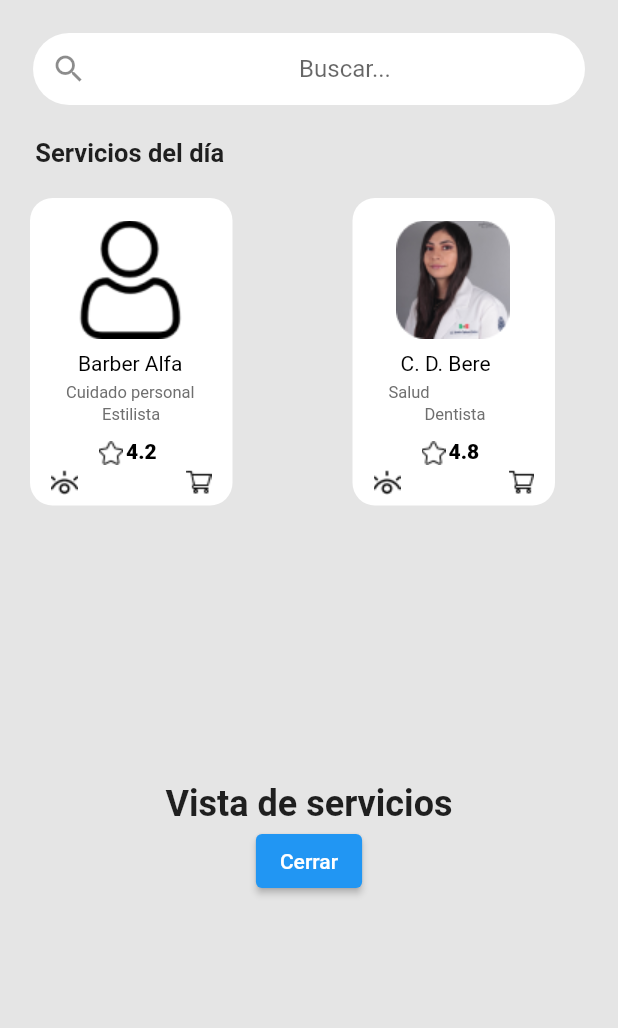
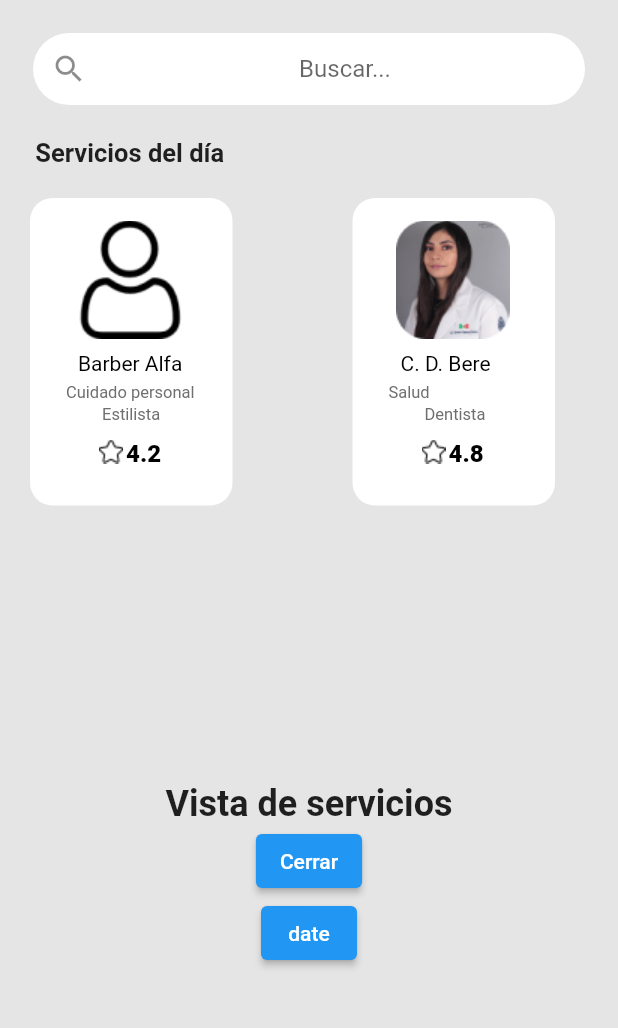
Before and after one commit to Francisco-Escobar99/proyecto_servicios, a Flutter app: the ViewMainCustomer screen opened directly, on a phone screen of 412 x 824 dp, the part 84-1112 px from its top. Run offline on Flutter 3.47's test engine with Material 2 defaults, Android fonts, the phone set to English and light mode, and no system bars; our stand-ins replace hexcolor, image_picker; Roboto replaces fonts that are missing (Heebo, istok_web).

Commit message:
fix version 1.2

```diff
--- a/lib/features/authentication/pages/profile/Customer/date.dart
+++ b/lib/features/authentication/pages/profile/Customer/date.dart
@@ -17,7 +17,6 @@ class _DateHourState extends State<DateHour> {
   DateFormat _dateFormat = DateFormat('yyyy-MM-dd');
 
   TimeOfDay _selectedTime = TimeOfDay.now();
-
 
   Future<void> _selectDate(BuildContext context) async {
     final DateTime? picked = await showDatePicker(
@@ -47,7 +46,6 @@ class _DateHourState extends State<DateHour> {
       });
     }
   }
-
 
   @override
   void dispose() {
@@ -116,7 +114,8 @@ class _DateHourState extends State<DateHour> {
               ),
             ),
             Padding(
-  padding: const EdgeInsets.only(top: 20.0, right: 30.0, left: 30.0),
+              padding:
+                  const EdgeInsets.only(top: 20.0, right: 30.0, left: 30.0),
               child: SizedBox(
                 height: 40,
                 child: ElevatedButton(
@@ -138,7 +137,6 @@ class _DateHourState extends State<DateHour> {
                 ),
               ),
             ),
-
           ],
         ),
       ),
--- a/lib/features/authentication/pages/profile/Customer/view_main_customer.dart
+++ b/lib/features/authentication/pages/profile/Customer/view_main_customer.dart
@@ -1,6 +1,8 @@
 import 'package:flutter/material.dart';
 import 'app_barCustomer.dart';
 import '../../login/login_welcome.dart';
+import '../Customer/date.dart';
+
 class ViewMainCustomer extends StatelessWidget {
   const ViewMainCustomer({Key? key}) : super(key: key);
 
@@ -95,6 +97,15 @@ class ViewMainCustomer extends StatelessWidget {
             },
             child: const Text('Cerrar'),
           ),
+          ElevatedButton(
+            onPressed: () {
+              Navigator.push(
+                context,
+                MaterialPageRoute(builder: (context) => const DateHour()),
+              );
+            },
+            child: const Text('date'),
+          ),
         ],
       ),
     );
@@ -154,6 +165,7 @@ class ViewMainCustomer extends StatelessWidget {
                     top: 0,
                     child: Text(
                       title,
+                      textAlign: TextAlign.center,
                       style: const TextStyle(
                         color: Colors.black,
                         fontSize: 14,
@@ -163,10 +175,10 @@ class ViewMainCustomer extends StatelessWidget {
                     ),
                   ),
                   Positioned(
-                    left: 0,
                     top: 21,
                     child: Text(
                       category,
+                      textAlign: TextAlign.center,
                       style: const TextStyle(
                         color: Color(0xFF6F6F6F),
                         fontSize: 11,
@@ -211,7 +223,7 @@ class ViewMainCustomer extends StatelessWidget {
                         rating,
                         style: const TextStyle(
                           color: Colors.black,
-                          fontSize: 14,
+                          fontSize: 16,
                           fontFamily: 'Heebo',
                           fontWeight: FontWeight.w800,
                         ),
@@ -219,31 +231,7 @@ class ViewMainCustomer extends StatelessWidget {
                     ),
                   ),
                   Positioned(
-                    left: 0,
-                    top: 1,
                     child: Image.asset('assets/Star.png'),
-                  ),
-                ],
-              ),
-            ),
-          ),
-          Positioned(
-            left: 14,
-            top: 181,
-            child: SizedBox(
-              width: 107,
-              height: 17,
-              child: Stack(
-                children: [
-                  Positioned(
-                    left: 90,
-                    top: 0,
-                    child: Image.asset('assets/Shopping cart.png'),
-                  ),
-                  Positioned(
-                    left: 0,
-                    top: 0,
-                    child: Image.asset('assets/Eye.png'),
                   ),
                 ],
               ),
```
Lines whose indentation alone changed are shown as unchanged.
